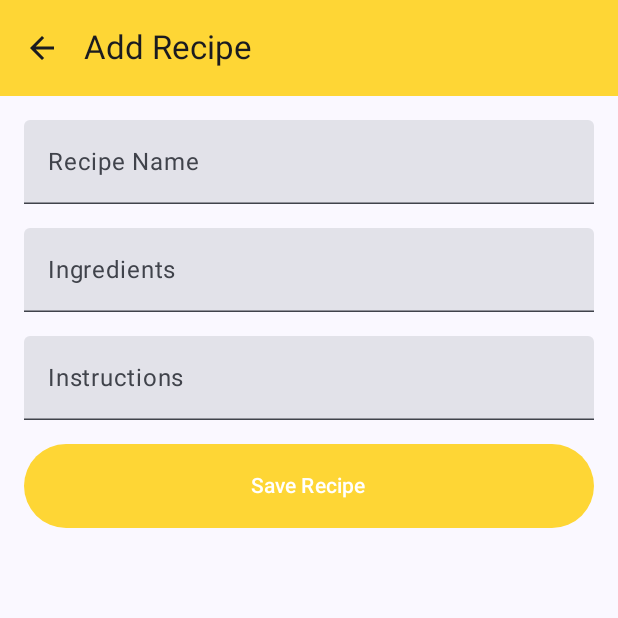
After one commit to vignasaireddy/RecipeApp, an Android app built with Jetpack Compose: the AddRecipeScreen screen opened through its navigation route, on a phone screen of 412 x 824 dp, the top half of it. The commit adds this screen. Run offline under Robolectric (Android 15) with nearby library versions, the phone set to English and light mode, and no system bars; our stand-ins replace Firebase (no records; nobody signed in at launch, a user with empty details on screens opened directly).

Commit message:
Add recipe screen

```diff
--- a/app/src/main/java/uk/ac/tees/mad/recipeapp/MainActivity.kt
+++ b/app/src/main/java/uk/ac/tees/mad/recipeapp/MainActivity.kt
@@ -20,6 +20,7 @@ import androidx.navigation.compose.composable
 import androidx.navigation.compose.rememberNavController
 import androidx.navigation.navArgument
 import com.google.android.gms.auth.api.identity.Identity
+import uk.ac.tees.mad.recipeapp.ui.AddRecipeScreen
 import uk.ac.tees.mad.recipeapp.ui.GoogleAuthUiClient
 import uk.ac.tees.mad.recipeapp.ui.HomeScreen
 import uk.ac.tees.mad.recipeapp.ui.LoginScreen
@@ -67,6 +68,7 @@ fun NavigationGraph(navController: NavHostController) {
                 }
             )
         }
+        composable("addRecipe") { AddRecipeScreen(onRecipeSaved = { navController.popBackStack() })}
         composable("userRecipes") { UserRecipeScreen(navController) }
         composable("profile") { ProfileScreen(navController) }
     }
--- a/app/src/main/java/uk/ac/tees/mad/recipeapp/data/Recipe.kt
+++ b/app/src/main/java/uk/ac/tees/mad/recipeapp/data/Recipe.kt
@@ -13,3 +13,9 @@ data class Recipe(
     val dishType: List<String>,
     val mealType: List<String>,
 )
+
+data class FirestoreRecipe(
+    val name: String,
+    val ingredients: List<String>,
+    val instructions: List<String>,
+)
--- /dev/null
+++ b/app/src/main/java/uk/ac/tees/mad/recipeapp/ui/AddRecipeScreen.kt
@@ -0,0 +1,140 @@
+package uk.ac.tees.mad.recipeapp.ui
+
+import androidx.compose.foundation.layout.Arrangement
+import androidx.compose.foundation.layout.Box
+import androidx.compose.foundation.layout.Column
+import androidx.compose.foundation.layout.fillMaxSize
+import androidx.compose.foundation.layout.fillMaxWidth
+import androidx.compose.foundation.layout.height
+import androidx.compose.foundation.layout.padding
+import androidx.compose.foundation.layout.size
+import androidx.compose.material.icons.Icons
+import androidx.compose.material.icons.filled.ArrowBack
+import androidx.compose.material3.Button
+import androidx.compose.material3.ButtonDefaults
+import androidx.compose.material3.CircularProgressIndicator
+import androidx.compose.material3.ExperimentalMaterial3Api
+import androidx.compose.material3.Icon
+import androidx.compose.material3.IconButton
+import androidx.compose.material3.Scaffold
+import androidx.compose.material3.SnackbarDuration
+import androidx.compose.material3.SnackbarHost
+import androidx.compose.material3.SnackbarHostState
+import androidx.compose.material3.Text
+import androidx.compose.material3.TextField
+import androidx.compose.material3.TopAppBar
+import androidx.compose.material3.TopAppBarDefaults
+import androidx.compose.runtime.Composable
+import androidx.compose.runtime.getValue
+import androidx.compose.runtime.remember
+import androidx.compose.runtime.rememberCoroutineScope
+import androidx.compose.ui.Modifier
+import androidx.compose.ui.unit.dp
+import androidx.lifecycle.viewmodel.compose.viewModel
+import kotlinx.coroutines.launch
+import uk.ac.tees.mad.recipeapp.ui.theme.yellow
+import uk.ac.tees.mad.recipeapp.viewmodels.AddRecipeViewModel
+
+@OptIn(ExperimentalMaterial3Api::class)
+@Composable
+fun AddRecipeScreen(
+    onRecipeSaved: () -> Unit,
+    viewModel: AddRecipeViewModel = viewModel()
+) {
+    val recipeNameState by viewModel.recipeNameState
+    val ingredientsState by viewModel.ingredientsState
+    val instructionsState by viewModel.instructionsState
+    val scope = rememberCoroutineScope()
+    val isLoading by viewModel.isLoading
+
+    val snackbarHostState = remember { SnackbarHostState() }
+    Scaffold(
+        snackbarHost = {
+            SnackbarHost(hostState = snackbarHostState)
+        },
+        topBar = {
+            TopAppBar(
+                title = { Text("Add Recipe") },
+                colors = TopAppBarDefaults.topAppBarColors(yellow),
+                navigationIcon = {
+                    IconButton(
+                        onClick = { onRecipeSaved() }
+                    ) {
+                        Icon(
+                            imageVector = Icons.Default.ArrowBack,
+                            contentDescription = "Back"
+                        )
+                    }
+
+                }
+            )
+        }
+    ) {
+        Box(modifier = Modifier.padding(it)) {
+            Column(
+                modifier = Modifier
+                    .fillMaxSize()
+                    .padding(16.dp),
+                verticalArrangement = Arrangement.spacedBy(16.dp)
+            ) {
+                TextField(
+                    value = recipeNameState,
+                    onValueChange = viewModel::setRecipeName,
+                    label = { Text("Recipe Name") },
+                    modifier = Modifier.fillMaxWidth()
+                )
+
+                TextField(
+                    value = ingredientsState,
+                    onValueChange = viewModel::setIngredients,
+                    label = { Text("Ingredients") },
+                    modifier = Modifier.fillMaxWidth(),
+                    maxLines = 5
+                )
+
+                TextField(
+                    value = instructionsState,
+                    onValueChange = viewModel::setInstructions,
+                    label = { Text("Instructions") },
+                    modifier = Modifier.fillMaxWidth(),
+                    maxLines = 5
+                )
+
+                Button(
+                    onClick = {
+                        viewModel.saveRecipe(
+                            onSuccess = {
+                                scope.launch {
+                                    snackbarHostState.showSnackbar("Recipe saved successfully")
+                                }
+                                onRecipeSaved()
+                            },
+                            onFailure = {
+                                scope.launch {
+                                    snackbarHostState.showSnackbar(
+                                        "${it}",
+                                        "Error",
+                                        withDismissAction = true,
+                                        SnackbarDuration.Short
+                                    )
+                                }
+                            }
+                        )
+                    },
+                    modifier = Modifier
+                        .fillMaxWidth()
+                        .height(56.dp),
+                    colors = ButtonDefaults.buttonColors(
+                        yellow
+                    )
+                ) {
+                    if (isLoading) {
+                        CircularProgressIndicator(modifier = Modifier.size(16.dp))
+                    } else {
+                        Text("Save Recipe")
+                    }
+                }
+            }
+        }
+    }
+}
--- a/app/src/main/java/uk/ac/tees/mad/recipeapp/ui/HomeScreen.kt
+++ b/app/src/main/java/uk/ac/tees/mad/recipeapp/ui/HomeScreen.kt
@@ -100,7 +100,7 @@ fun HomeScreen(navController: NavHostController, googleAuthUiClient: GoogleAuthU
         floatingActionButton = {
             FloatingActionButton(
                 onClick = {
-
+                    navController.navigate("addRecipe")
                 },
                 modifier = Modifier
                     .padding(16.dp),
```
Also changed, not shown: app/src/main/java/uk/ac/tees/mad/recipeapp/viewmodels/AddRecipeViewModel.kt (+14 -6 lines), app/src/main/java/uk/ac/tees/mad/recipeapp/viewmodels/UserListedViewModel.kt (added, +44 -0 lines).
